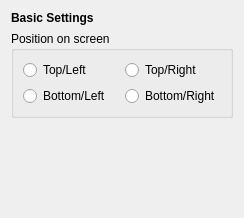
Before: the Qt Designer form config/basicsettings.ui in lxqt/lxqt-notificationd, drawn with Qt 5.
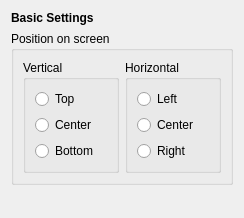
After: the same form once the commit is applied.

Commit message:
config: more options to configure notification placement (added center ver/hor)
closes lxde/lxqt#589

```diff
--- a/config/basicsettings.ui
+++ b/config/basicsettings.ui
@@ -29,33 +29,65 @@
      <property name="title">
       <string>Position on screen</string>
      </property>
-     <layout class="QGridLayout" name="gridLayout">
-      <item row="0" column="0">
-       <widget class="QRadioButton" name="topLeftButton">
+     <layout class="QHBoxLayout" name="posLayout">
+      <item column="0">
+       <widget class="QGroupBox" name="groupBoxVertical">
+        <property name="title">
+         <string>Vertical</string>
+        </property>
+        <layout class="QVBoxLayout" name="verticalLayout">
+         <item>
+          <widget class="QRadioButton" name="topButton">
         <property name="text">
-         <string>Top/Left</string>
+            <string>Top</string>
         </property>
        </widget>
       </item>
-      <item row="0" column="1">
-       <widget class="QRadioButton" name="topRightButton">
+         <item>
+          <widget class="QRadioButton" name="verCenterButton">
         <property name="text">
-         <string>Top/Right</string>
+            <string>Center</string>
         </property>
        </widget>
       </item>
-      <item row="1" column="0">
-       <widget class="QRadioButton" name="bottomLeftButton">
+         <item>
+          <widget class="QRadioButton" name="bottomButton">
         <property name="text">
-         <string>Bottom/Left</string>
+            <string>Bottom</string>
         </property>
        </widget>
       </item>
-      <item row="1" column="1">
-       <widget class="QRadioButton" name="bottomRightButton">
+        </layout>
+       </widget>
+      </item>
+      <item column="1">
+       <widget class="QGroupBox" name="groupBoxHorizontal">
+        <property name="title">
+         <string>Horizontal</string>
+        </property>
+        <layout class="QVBoxLayout" name="horizontalLayout">
+         <item>
+          <widget class="QRadioButton" name="leftButton">
         <property name="text">
-         <string>Bottom/Right</string>
-        </property>
+            <string>Left</string>
+           </property>
+          </widget>
+         </item>
+         <item>
+          <widget class="QRadioButton" name="horCenterButton">
+           <property name="text">
+            <string>Center</string>
+           </property>
+          </widget>
+         </item>
+         <item>
+          <widget class="QRadioButton" name="rightButton">
+           <property name="text">
+            <string>Right</string>
+           </property>
+          </widget>
+         </item>
+        </layout>
        </widget>
       </item>
      </layout>
```
Lines whose indentation alone changed are shown as unchanged. The commit also changes 2 other files.
